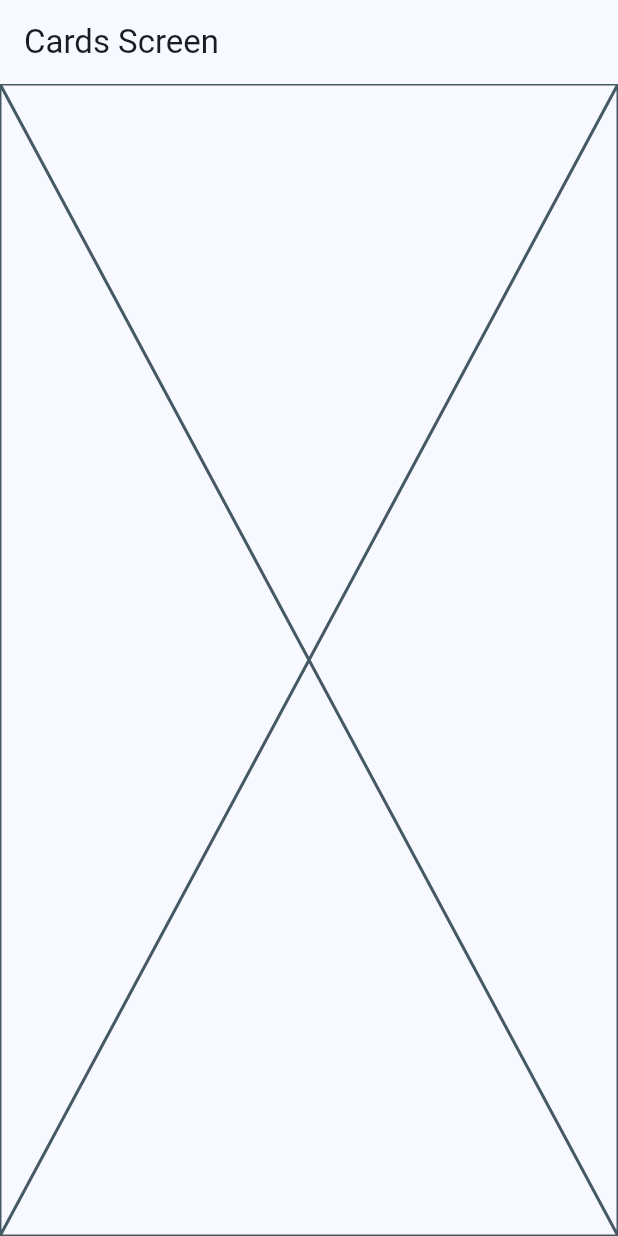
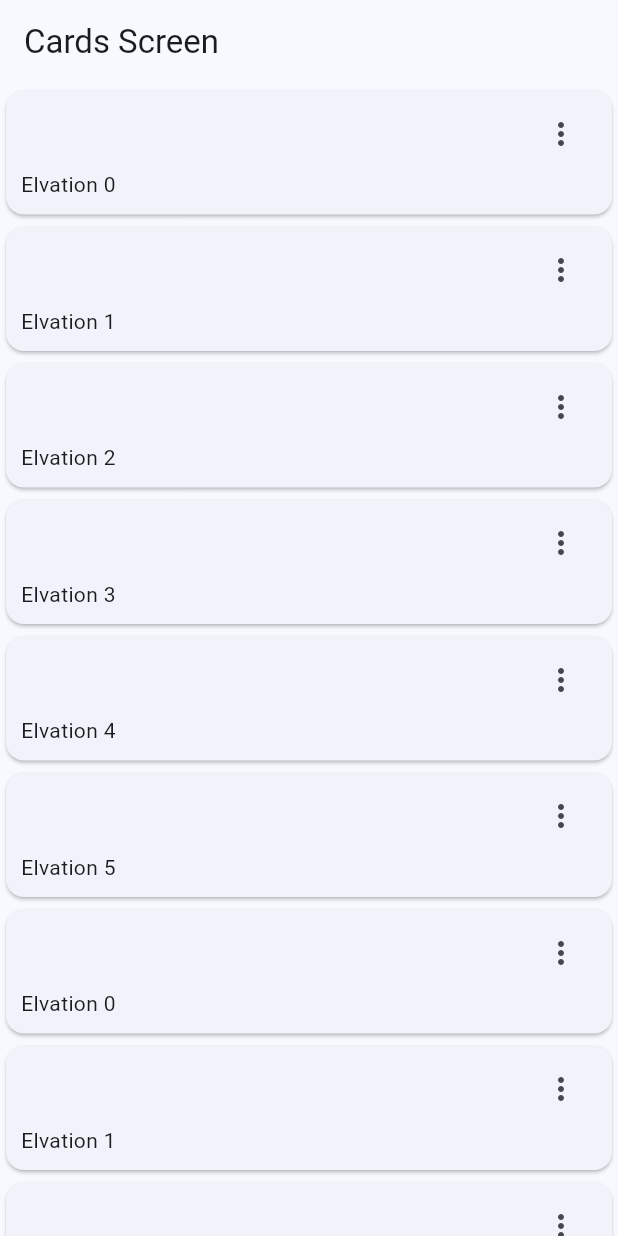
Before and after one commit to bycris13/widgets_app, a Flutter app: the CardsScreen screen opened by its route, on a phone screen of 412 x 824 dp. Run offline on Flutter 3.47's test engine with Material 3 defaults, Android fonts, the phone set to English and light mode, and no system bars; our stand-ins replace go_router.

Commit message:
SingleChildScrollView y uso del operador spread

```diff
--- a/lib/presentation/screens/buttons/buttons_screen.dart
+++ b/lib/presentation/screens/buttons/buttons_screen.dart
@@ -81,7 +81,7 @@ class _ButtonsView extends StatelessWidget {
               onPressed: () {},
               icon: const Icon(Icons.app_registration_rounded),
               style: ButtonStyle(
-                iconColor: WidgetStatePropertyAll(Colors.white),
+                iconColor: const WidgetStatePropertyAll(Colors.white),
                 backgroundColor: WidgetStatePropertyAll(colors.primary),
               ),
             ),
--- a/lib/presentation/screens/cards/cards_screen.dart
+++ b/lib/presentation/screens/cards/cards_screen.dart
@@ -1,4 +1,13 @@
 import 'package:flutter/material.dart';
+
+const card = <Map<String, dynamic>>[
+  {'elevation': 0.0, 'label': 'Elvation 0'},
+  {'elevation': 1.0, 'label': 'Elvation 1'},
+  {'elevation': 2.0, 'label': 'Elvation 2'},
+  {'elevation': 3.0, 'label': 'Elvation 3'},
+  {'elevation': 4.0, 'label': 'Elvation 4'},
+  {'elevation': 5.0, 'label': 'Elvation 5'},
+];
 
 class CardsScreen extends StatelessWidget {
   static const String name = 'cards_screen';
@@ -7,8 +16,48 @@ class CardsScreen extends StatelessWidget {
   @override
   Widget build(BuildContext context) {
     return Scaffold(
-      appBar: AppBar(title: Text('Cards Screen')),
-      body: Placeholder(),
+      appBar: AppBar(title: const Text('Cards Screen')),
+      body: SingleChildScrollView(
+        child: Column(
+          children: [
+            ...card.map(
+              (card) =>
+                  _CardType1(elvation: card['elevation'], label: card['label']),
+            ),
+            ...card.map(
+              (card) =>
+                  _CardType1(elvation: card['elevation'], label: card['label']),
+            ),
+          ],
+        ),
+      ),
     );
   }
 }
+
+class _CardType1 extends StatelessWidget {
+  final double elvation;
+  final String label;
+  const _CardType1({required this.elvation, required this.label});
+
+  @override
+  Widget build(BuildContext context) {
+    return Card(
+      child: Padding(
+        padding: const EdgeInsets.fromLTRB(10, 5, 10, 10),
+        child: Column(
+          children: [
+            Align(
+              alignment: Alignment.topRight,
+              child: IconButton(
+                onPressed: () {},
+                icon: const Icon(Icons.more_vert_outlined),
+              ),
+            ),
+            Align(alignment: Alignment.topLeft, child: Text(label)),
+          ],
+        ),
+      ),
+    );
+  }
+}
```
